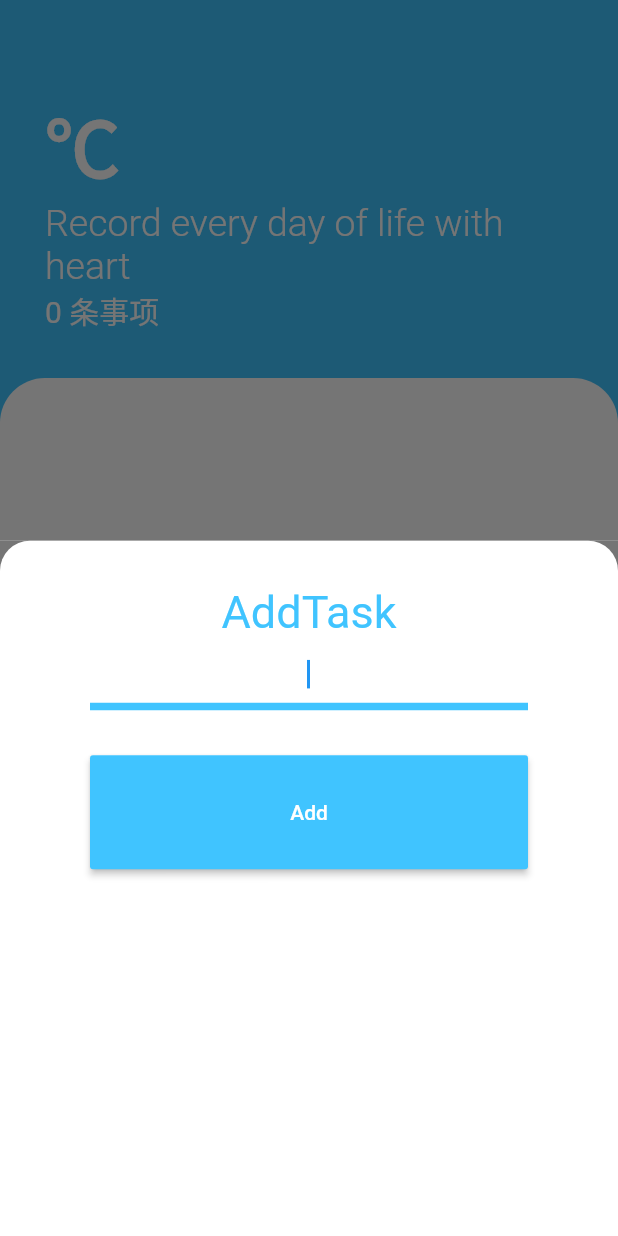
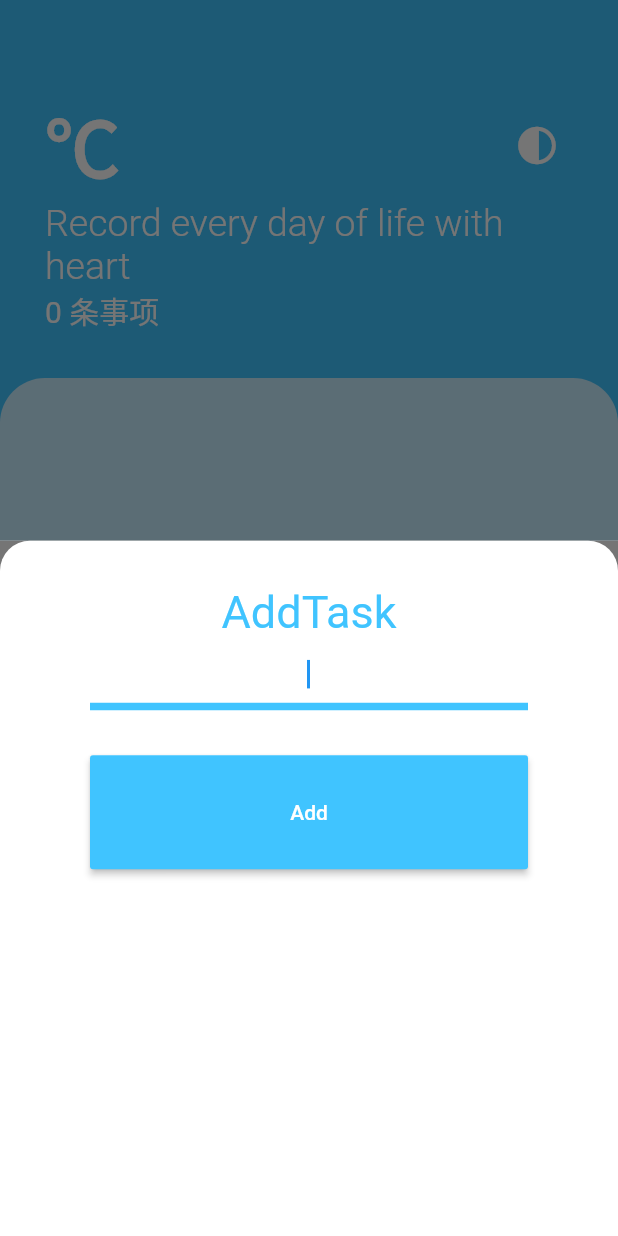
Before and after one commit to YouYiShan1248/todolist_flutter, a Flutter app: the TasksPage screen opened directly with empty values, after a tap on the "add" icon, on a phone screen of 412 x 824 dp. Run offline on Flutter 3.47's test engine with Material 2 defaults, Android fonts, the phone set to English and light mode, and no system bars; our stand-ins replace dio, flutter_spinkit, geolocator.

Commit message:
update themes todolistApp

```diff
--- a/lib/models/task_data.dart
+++ b/lib/models/task_data.dart
@@ -32,6 +32,4 @@ class TaskData extends ChangeNotifier {
 
 
 
-
-
 }
--- /dev/null
+++ b/lib/models/theme_data.dart
@@ -0,0 +1,20 @@
+import 'package:flutter/material.dart';
+import 'package:todolist_flutter/models/themes.dart';
+
+class MyThemesData extends ChangeNotifier {
+  ThemeData currentTheme = Themes().lightTheme;
+  Color currentColor = Themes().lightColor;
+
+  void toggleTheme() {
+    if(currentTheme==Themes().lightTheme){
+      currentTheme =  Themes().darkTheme;
+      currentColor = Themes().darkColor;
+    }else{
+      currentTheme =  Themes().lightTheme;
+      currentColor = Themes().lightColor;
+    }
+
+    // currentTheme==Themes().lightTheme ? currentTheme =  Themes().darkTheme : currentTheme = Themes().lightTheme;
+    notifyListeners();
+  }
+}
--- /dev/null
+++ b/lib/models/themes.dart
@@ -0,0 +1,19 @@
+import 'package:flutter/material.dart';
+
+class Themes {
+  ThemeData lightTheme = ThemeData(
+    scaffoldBackgroundColor: Colors.lightBlueAccent,
+    floatingActionButtonTheme:
+        FloatingActionButtonThemeData(backgroundColor: Colors.lightBlueAccent),
+  );
+
+  ThemeData darkTheme = ThemeData(
+    scaffoldBackgroundColor: Color(0xFF1D1E33),
+    floatingActionButtonTheme:
+        FloatingActionButtonThemeData(backgroundColor: Color(0xFF0A0E21)),
+  );
+
+
+  Color darkColor = Color(0xFF1D1E33);
+  Color lightColor = Colors.lightBlueAccent;
+}
--- a/lib/views/add_task_page.dart
+++ b/lib/views/add_task_page.dart
@@ -1,12 +1,12 @@
 import 'package:flutter/material.dart';
 import 'package:provider/provider.dart';
 import 'package:todolist_flutter/models/task_data.dart';
+import 'package:todolist_flutter/models/theme_data.dart';
 import '../generated/l10n.dart';
 
 String? taskTitle;
 
 class AddTaskPage extends StatelessWidget {
-
   static String id = '/AddTasksPage';
 
   @override
@@ -28,7 +28,7 @@ class AddTaskPage extends StatelessWidget {
             Text(
               S.of(context).AddTask,
               textAlign: TextAlign.center,
-              style: TextStyle(color: Colors.lightBlueAccent, fontSize: 30.0),
+              style: TextStyle(color: Provider.of<MyThemesData>(context).currentColor, fontSize: 30.0),
             ),
             TextField(
               onChanged: (value) {
@@ -36,10 +36,10 @@ class AddTaskPage extends StatelessWidget {
               },
               autofocus: true,
               textAlign: TextAlign.center,
-              decoration: const InputDecoration(
+              decoration: InputDecoration(
                 focusedBorder: UnderlineInputBorder(
                   borderSide: BorderSide(
-                    color: Colors.lightBlueAccent,
+                    color: Provider.of<MyThemesData>(context).currentColor,
                     width: 5,
                   ),
                 ),
@@ -49,8 +49,8 @@ class AddTaskPage extends StatelessWidget {
               height: 30.0,
             ),
             MaterialButton(
-              padding: const EdgeInsets.all(30.0),
-              color: Colors.lightBlueAccent,
+              padding: EdgeInsets.all(30.0),
+              color: Provider.of<MyThemesData>(context).currentColor,
               onPressed: () {
                 Provider.of<TaskData>(context, listen: false)
                     .addTask(taskTitle!);
--- a/lib/views/tasks_page.dart
+++ b/lib/views/tasks_page.dart
@@ -1,6 +1,8 @@
+import 'package:flutter/cupertino.dart';
 import 'package:flutter/material.dart';
 import 'package:provider/provider.dart';
 import 'package:todolist_flutter/models/task_data.dart';
+import 'package:todolist_flutter/models/theme_data.dart';
 import 'package:todolist_flutter/views/add_task_page.dart';
 import '../generated/l10n.dart';
 import '../widgets/tasks_list.dart';
@@ -13,11 +15,8 @@ class TasksPage extends StatelessWidget {
 
   @override
   Widget build(BuildContext context) {
-
     return Scaffold(
-      backgroundColor: Colors.lightBlueAccent,
       floatingActionButton: FloatingActionButton(
-        backgroundColor: Colors.lightBlueAccent,
         onPressed: () {
           showModalBottomSheet(
             context: context,
@@ -35,12 +34,27 @@ class TasksPage extends StatelessWidget {
             child: Column(
               crossAxisAlignment: CrossAxisAlignment.start,
               children: [
+                Row(
+                  mainAxisAlignment: MainAxisAlignment.spaceBetween,
+                  children: [
                     Text(
                       '${locationWeather['main']['temp']}℃',
                       style: TextStyle(
                           color: Colors.white,
                           fontSize: 50.0,
                           fontWeight: FontWeight.w700),
+                    ),
+                    IconButton(
+                      onPressed: (){
+                        Provider.of<MyThemesData>(context,listen: false).toggleTheme();
+                      },
+                      icon: Icon(
+                        Icons.contrast_sharp,
+                        size: 30,
+                        color: Colors.white,
+                      ),
+                    ),
+                  ],
                 ),
                 Text(
                   S.of(context).TabTitle,
@@ -61,8 +75,8 @@ class TasksPage extends StatelessWidget {
           ),
           Expanded(
             child: Container(
-              decoration: const BoxDecoration(
-                color: Colors.white,
+              decoration:BoxDecoration(
+                color: Colors.white70,
                 borderRadius: BorderRadius.only(
                   topLeft: Radius.circular(30.0),
                   topRight: Radius.circular(30.0),
```
Also changed, not shown: lib/main.dart (+10 -3 lines). Lines whose indentation alone changed are shown as unchanged.
